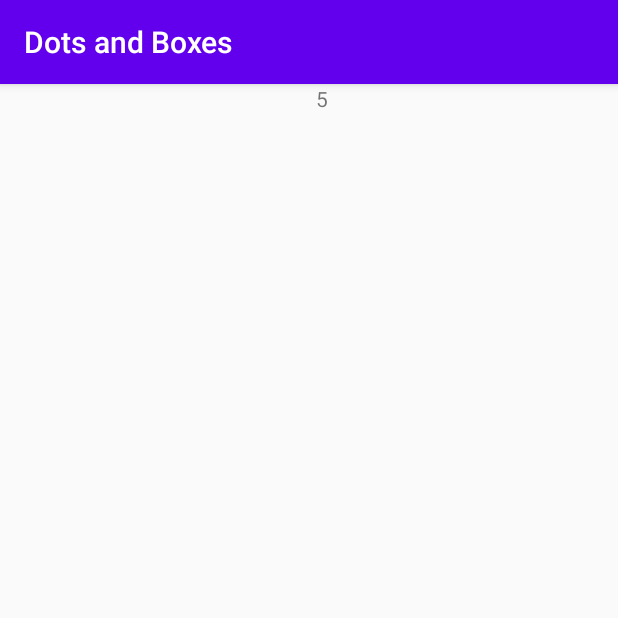
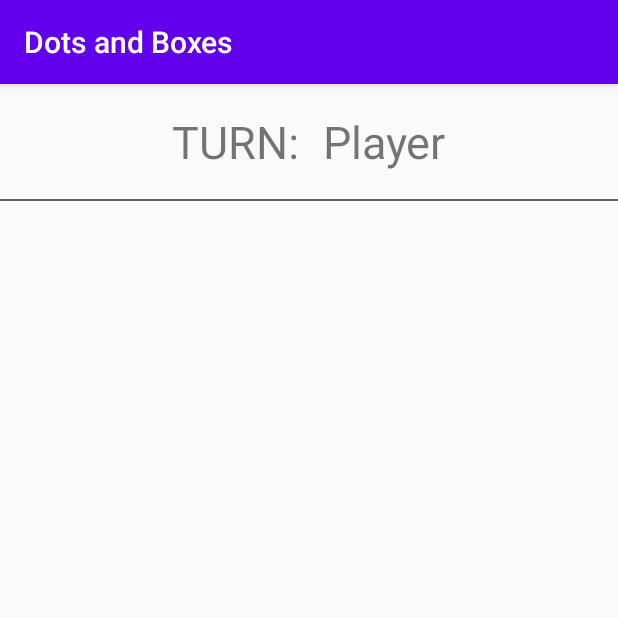
Before and after one commit to Gokul-31/Dots-and-Boxes, an Android app: the screen it shows after launch (GridActivity), after a tap on "GO", on a phone screen of 412 x 824 dp, the top half of it. Run offline under Robolectric (Android 15) with nearby library versions, the phone set to English and light mode, and no system bars; 1 statement that could not run was skipped.

Commit message:
Working Grid

```diff
--- a/app/src/main/java/com/example/android/dotsandboxes/GridActivity.java
+++ b/app/src/main/java/com/example/android/dotsandboxes/GridActivity.java
@@ -4,26 +4,21 @@ import androidx.appcompat.app.AppCompatActivity;
 
 import android.content.Intent;
 import android.os.Bundle;
-import android.widget.TextView;
 
 public class GridActivity extends AppCompatActivity {
 
     private String P1name;
     private String P2name;
     private int Size;
-    private TextView Check;
 
     @Override
     protected void onCreate(Bundle savedInstanceState) {
         super.onCreate(savedInstanceState);
         setContentView(R.layout.activity_grid);
 
-        Check=findViewById(R.id.checkText);
-
         Intent gridActivity=getIntent();
         P1name=gridActivity.getStringExtra("p1");
         P2name=gridActivity.getStringExtra("p2");
         Size=gridActivity.getIntExtra("Size",5);
-        Check.setText(P1name+"   "+P2name+"  "+Size);
     }
 }
--- a/app/src/main/java/com/example/android/dotsandboxes/MainActivity.java
+++ b/app/src/main/java/com/example/android/dotsandboxes/MainActivity.java
@@ -40,8 +40,8 @@ public class MainActivity extends AppCompatActivity {
                 Size=Integer.parseInt(gridSize.getText().toString());
 
                 //border case check
-                if(Size<3){
-                    Toast.makeText(getApplicationContext(),"Enter number greater than 2",Toast.LENGTH_SHORT).show();
+                if(Size<3||Size>15){
+                    Toast.makeText(getApplicationContext(),"Enter number between 3 and 15",Toast.LENGTH_SHORT).show();
                 }
                 else {
                     //pass through intent
--- a/app/src/main/res/layout/activity_grid.xml
+++ b/app/src/main/res/layout/activity_grid.xml
@@ -5,11 +5,39 @@
     android:layout_width="match_parent"
     android:layout_height="match_parent"
     tools:context=".GridActivity">
-<TextView
-    android:id="@+id/checkText"
-    android:layout_width="wrap_content"
-    android:layout_height="wrap_content"
-    app:layout_constraintTop_toTopOf="parent"
-    app:layout_constraintRight_toRightOf="parent"
-    app:layout_constraintLeft_toLeftOf="parent"/>
+
+    <LinearLayout
+        android:id="@+id/turnsLayout"
+        android:layout_width="wrap_content"
+        android:layout_height="wrap_content"
+        android:layout_marginTop="10dp"
+        android:orientation="horizontal"
+        app:layout_constraintLeft_toLeftOf="parent"
+        app:layout_constraintRight_toRightOf="parent"
+        app:layout_constraintTop_toTopOf="parent">
+
+        <TextView
+            android:id="@+id/turnText"
+            android:layout_width="wrap_content"
+            android:layout_height="wrap_content"
+            android:text="@string/turns"
+            android:textSize="30sp"
+            android:padding="8dp" />
+
+        <TextView
+            android:id="@+id/turns"
+            android:layout_width="wrap_content"
+            android:layout_height="wrap_content"
+            android:text="@string/player"
+            android:textSize="30sp"
+            android:padding="8dp"/>
+    </LinearLayout>
+
+    <TextView
+        android:id="@+id/line"
+        android:layout_width="match_parent"
+        android:layout_height="1dp"
+        android:background="@color/Gray"
+        app:layout_constraintTop_toBottomOf="@id/turnsLayout"
+        android:layout_marginTop="10dp"/>
 </androidx.constraintlayout.widget.ConstraintLayout>
--- a/app/src/main/res/values/colors.xml
+++ b/app/src/main/res/values/colors.xml
@@ -3,4 +3,5 @@
     <color name="colorPrimary">#6200EE</color>
     <color name="colorPrimaryDark">#3700B3</color>
     <color name="colorAccent">#03DAC5</color>
+    <color name="Gray">#616161</color>
 </resources>
--- a/app/src/main/res/values/strings.xml
+++ b/app/src/main/res/values/strings.xml
@@ -6,4 +6,6 @@
     <string name="player2">Player2</string>
     <string name="Go">Go</string>
     <string name="grid_size_number">grid size(number>2)</string>
+    <string name="turns">TURN:</string>
+    <string name="player">Player</string>
 </resources>
```
